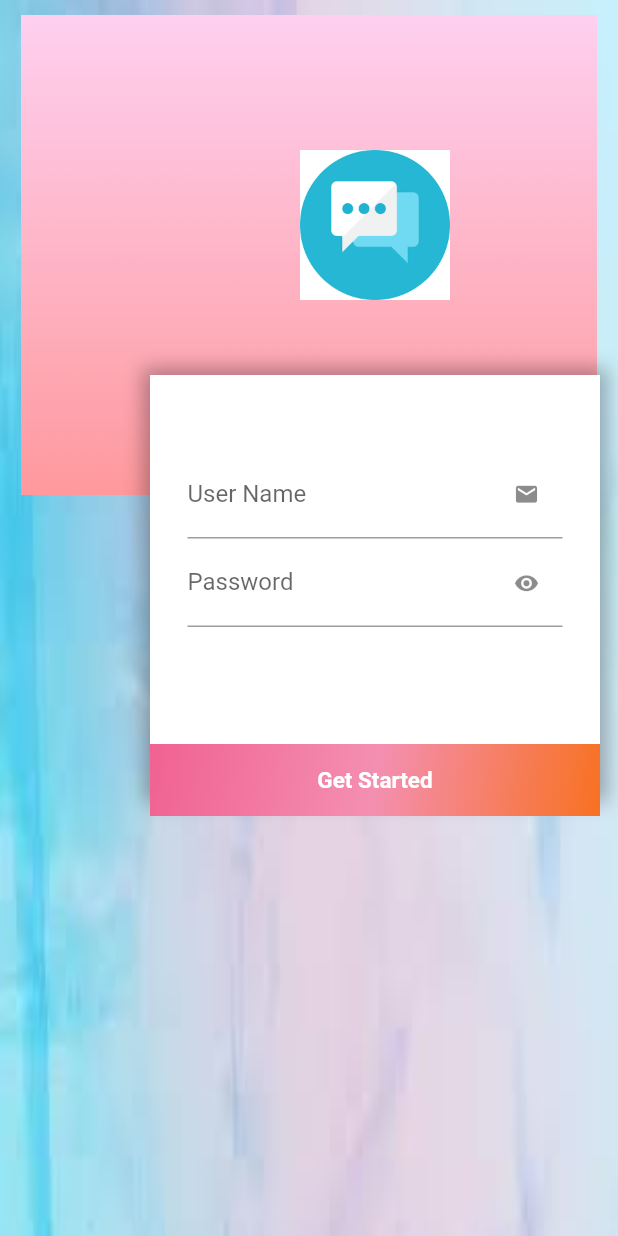
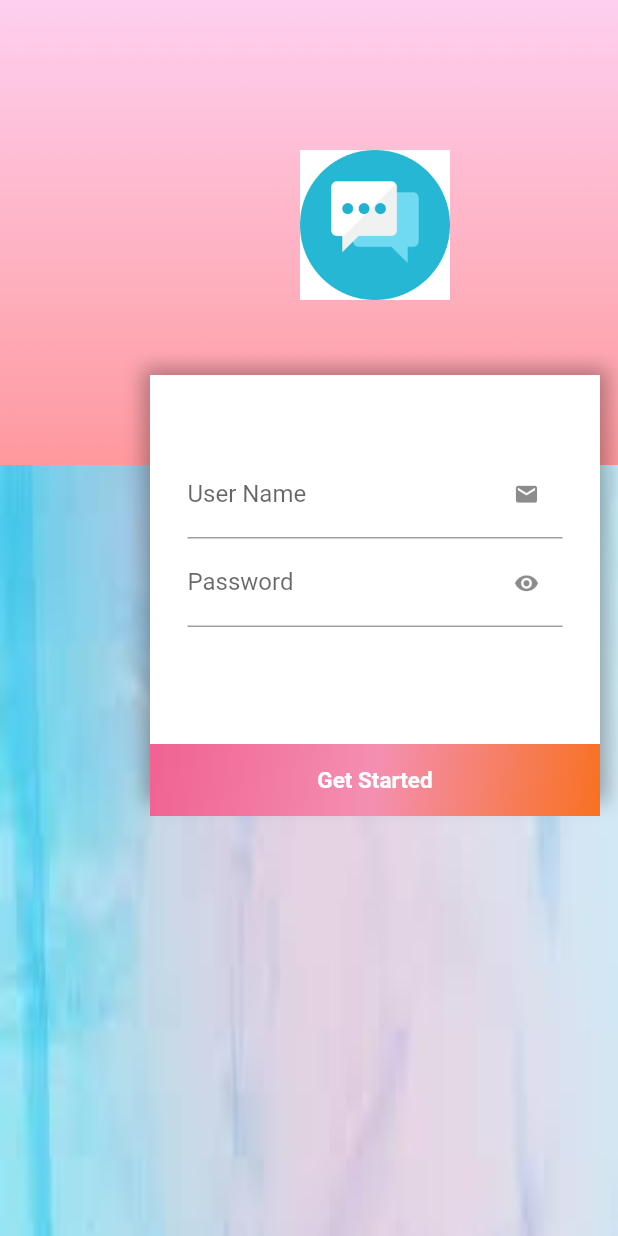
Before and after one commit to QuratulainSajid712/BSCS-B15-B-075-MAD, a Flutter app: the screen it shows after launch, on a phone screen of 412 x 824 dp. Run offline on Flutter 3.47's test engine with Material 2 defaults, Android fonts, the phone set to English and light mode, and no system bars.

Commit message:
changed background settings

```diff
--- a/sessional1_075_b/lib/main.dart
+++ b/sessional1_075_b/lib/main.dart
@@ -11,13 +11,11 @@ void main() {
   ));
 }
 class MyApp extends StatelessWidget {
-  // This widget is the root of your application.
   @override
   Widget build(BuildContext context) {
     return MaterialApp(
+      debugShowCheckedModeBanner: false,
       home: new Scaffold(
-
-
         body: SingleChildScrollView(
         child: Container(
         child: Column(
@@ -33,21 +31,15 @@ class MyApp extends StatelessWidget {
 
     child: Stack(
     children: <Widget>[
-      Positioned(
-        top: 10,
-right: 0.01,
-left: 0.01,
+      Container(
+        height:310.0,
+        decoration: BoxDecoration(
+            image: DecorationImage(
+                image: AssetImage('images/pic3.png',),
+                fit: BoxFit.fill
+            )
+        ),
 
-        height:320.0,
-        child:  Container(
-
-          decoration: BoxDecoration(
-              image: DecorationImage(
-                image: AssetImage('images/pic3.png',),
-              )
-          ),
-
-        ),
       ),
     Positioned(
     left: 200,
@@ -128,20 +120,16 @@ boxShadow:[
           child: Padding(
               padding: EdgeInsets.all(15.0),
             child: Text("Get Started",textAlign: TextAlign.left, style:TextStyle(fontSize: 15.0,fontWeight: FontWeight.bold,color: Colors.white,)),
-
             ),
           ),
         )
-
 ],
     ),
         ),
-
     ),
     ],
     ),
         ),
-          SizedBox(height: 150,),
           Text("Not Registered? Create Account.", style: TextStyle(fontSize:14,color: Colors.black,),),
         ],
     ),
```
